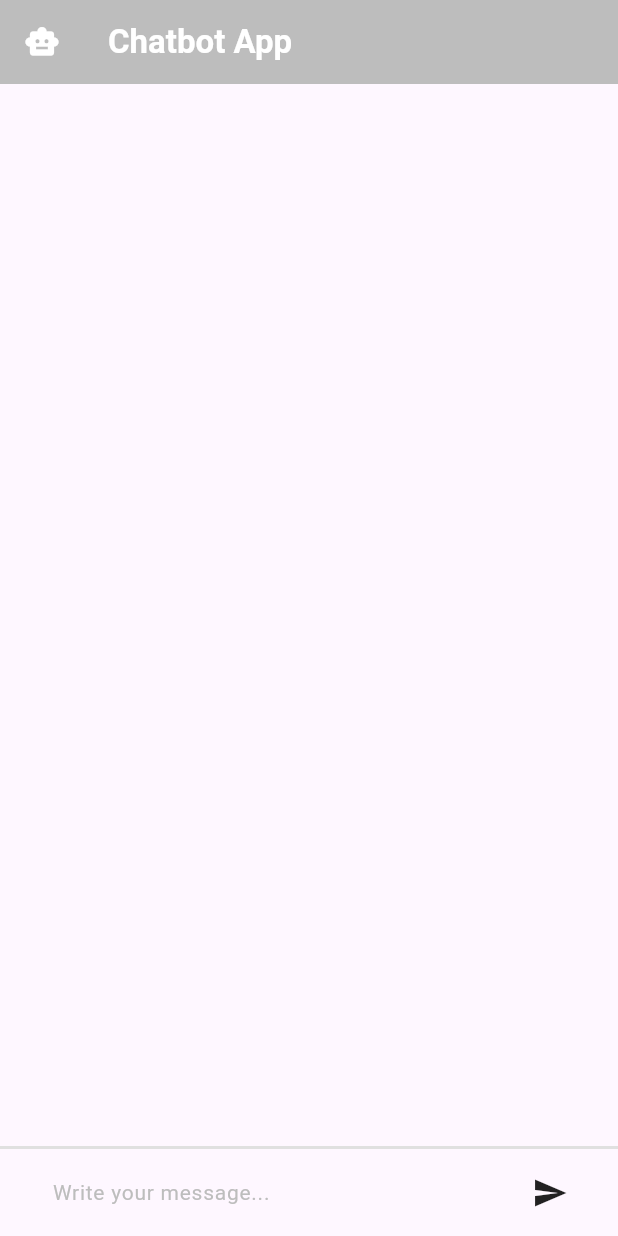
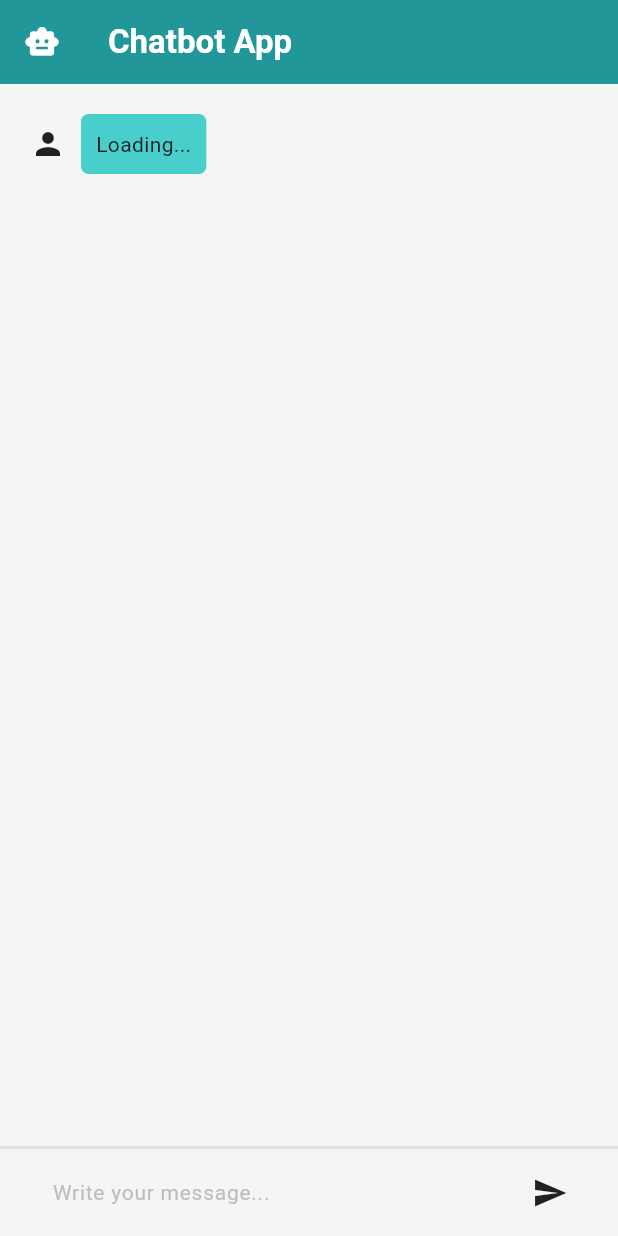
Before and after one commit to wandi1209/chatbot_app, a Flutter app: the screen it shows after launch, on a phone screen of 412 x 824 dp. Run offline on Flutter 3.47's test engine with Material 3 defaults, Android fonts, the light colour scheme and no system bars.

Commit message:
chore: create color pallete and bubble chat bot

```diff
--- /dev/null
+++ b/lib/core/theme/colors/app_colors.dart
@@ -0,0 +1,8 @@
+import 'dart:ui';
+
+class AppColors {
+  static const primary = Color(0xffF5F5F5);
+  static const secondary = Color(0xff48CFCB);
+  static const accent = Color(0xff229799);
+  static const dark = Color(0xff424242);
+}
--- a/lib/screens/chat_page.dart
+++ b/lib/screens/chat_page.dart
@@ -1,3 +1,5 @@
+import 'package:chatbot_app/core/theme/colors/app_colors.dart';
+import 'package:chatbot_app/widgets/bot_chat_widget.dart';
 import 'package:flutter/material.dart';
 
 class ChatPage extends StatelessWidget {
@@ -12,10 +14,12 @@ class ChatPage extends StatelessWidget {
           style: TextStyle(fontWeight: FontWeight.bold, color: Colors.white),
         ),
         leading: Icon(Icons.smart_toy, color: Colors.white),
-        backgroundColor: Colors.grey.shade400,
+        backgroundColor: AppColors.accent,
       ),
+      backgroundColor: AppColors.primary,
       body: Column(
         children: [
+          Padding(padding: EdgeInsets.all(20), child: BotChatWidget()),
           Spacer(),
           Container(
             padding: EdgeInsets.symmetric(horizontal: 30),
--- /dev/null
+++ b/lib/widgets/bot_chat_widget.dart
@@ -0,0 +1,24 @@
+import 'package:chatbot_app/core/theme/colors/app_colors.dart';
+import 'package:flutter/material.dart';
+
+class BotChatWidget extends StatelessWidget {
+  const BotChatWidget({super.key});
+
+  @override
+  Widget build(BuildContext context) {
+    return Row(
+      children: [
+        Icon(Icons.person),
+        SizedBox(width: 10),
+        Container(
+          padding: EdgeInsets.all(10),
+          decoration: BoxDecoration(
+            color: AppColors.secondary,
+            borderRadius: BorderRadius.circular(5),
+          ),
+          child: Text('Loading...'),
+        ),
+      ],
+    );
+  }
+}
--- a/pubspec.yaml
+++ b/pubspec.yaml
@@ -34,6 +34,7 @@ dependencies:
   # The following adds the Cupertino Icons font to your application.
   # Use with the CupertinoIcons class for iOS style icons.
   cupertino_icons: ^1.0.8
+  http: ^1.4.0
 
 dev_dependencies:
   flutter_test:
```
Also changed, not shown: pubspec.lock, 1 other file.
